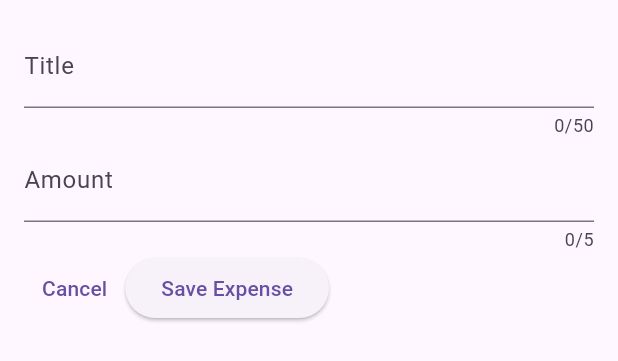
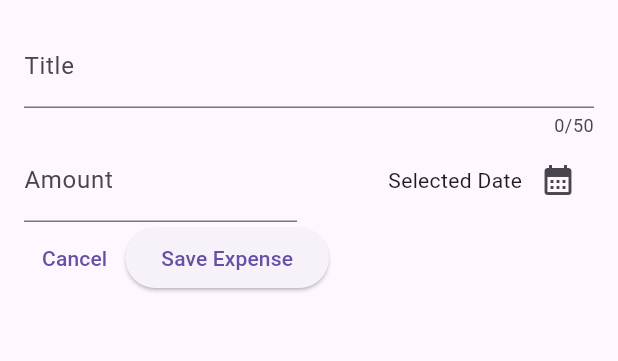
Before and after one commit to mjaliz/madarkharg, a Flutter app: the NewExpense widget shown alone on an empty page, opened directly, on a phone screen of 412 x 824 dp. Shown: the top 361 px of the screen. Run offline on Flutter 3.47's test engine with Material 3 defaults, Android fonts, the phone set to English and light mode, and no system bars.

Commit message:
018 showing a DatePicker

```diff
--- a/lib/widgets/expense/new_expense.dart
+++ b/lib/widgets/expense/new_expense.dart
@@ -1,4 +1,5 @@
 import 'package:flutter/material.dart';
+import 'package:flutter/widgets.dart';
 
 class NewExpense extends StatefulWidget {
   const NewExpense({super.key});
@@ -19,6 +20,16 @@ class _NewExpenseState extends State<NewExpense> {
     super.dispose();
   }
 
+  void _presentDatePicker() {
+    final now = DateTime.now();
+    final firstDate = DateTime(now.year - 1, now.month, now.day);
+    showDatePicker(
+      context: context,
+      firstDate: firstDate,
+      lastDate: now,
+    );
+  }
+
   @override
   Widget build(BuildContext context) {
     return Padding(
@@ -32,14 +43,35 @@ class _NewExpenseState extends State<NewExpense> {
               label: Text("Title"),
             ),
           ),
-          TextField(
+          Row(
+            children: [
+              Expanded(
+                child: TextField(
                   controller: _amountController,
-            maxLength: 5,
                   keyboardType: TextInputType.number,
                   decoration: const InputDecoration(
                     prefixText: "\$ ",
                     label: Text("Amount"),
                   ),
+                ),
+              ),
+              const SizedBox(
+                width: 16,
+              ),
+              Expanded(
+                child: Row(
+                  mainAxisAlignment: MainAxisAlignment.end,
+                  crossAxisAlignment: CrossAxisAlignment.center,
+                  children: [
+                    const Text("Selected Date"),
+                    IconButton(
+                      onPressed: _presentDatePicker,
+                      icon: const Icon(Icons.calendar_month),
+                    ),
+                  ],
+                ),
+              ),
+            ],
           ),
           Row(
             children: [
```
Lines whose indentation alone changed are shown as unchanged.
